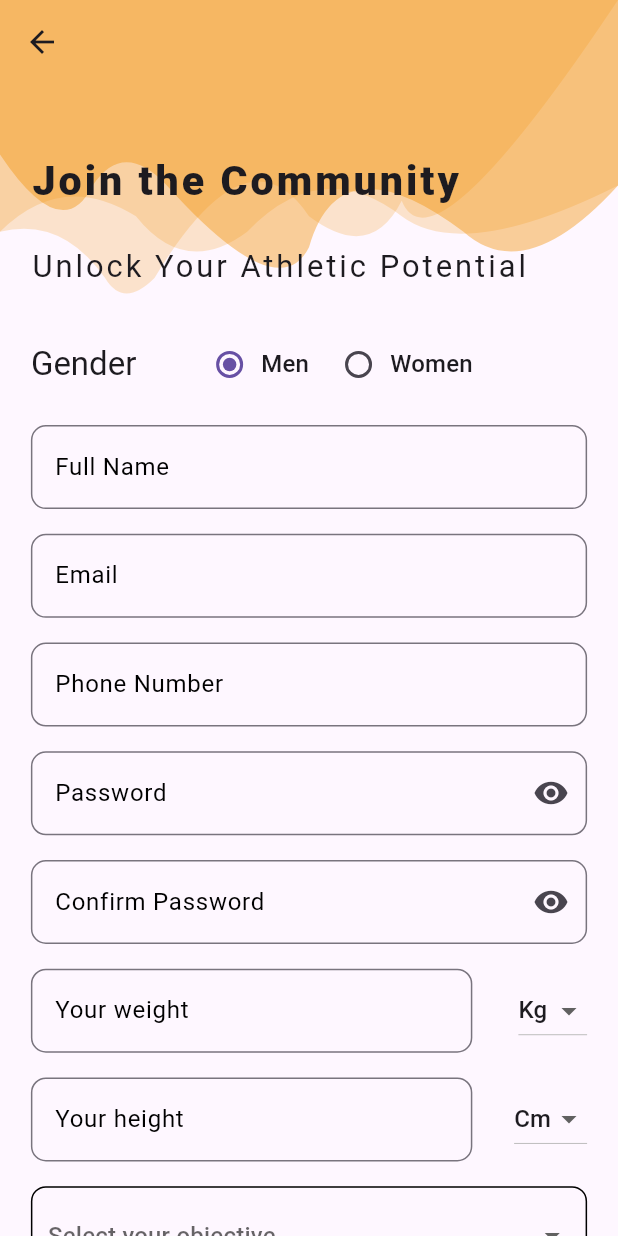
After one commit to ReflectIQBusiness/sportify, a Flutter app: the Inscription screen opened by its route, after a tap on "Men", on a phone screen of 412 x 824 dp. The commit adds this screen. Run offline on Flutter 3.47's test engine with Material 2 defaults, Android fonts, the phone set to English and light mode, and no system bars; our stand-ins replace flutter_svg, get.

Commit message:
register page'

```diff
--- a/lib/constants/colors.dart
+++ b/lib/constants/colors.dart
@@ -1,3 +1,4 @@
 import 'package:flutter/material.dart';
 
 Color orangeCustom = Color(0xfff18f01);
+Color purpleCustom = Color(0xff5c1e8a);
--- /dev/null
+++ b/lib/constants/paints/curve_paint.dart
@@ -0,0 +1,51 @@
+import 'package:flutter/material.dart';
+import 'package:sportapplication/constants/colors.dart';
+
+class CurvePainter extends CustomPainter {
+  @override
+  void paint(Canvas canvas, Size size) {
+    Path path = Path();
+    Paint paint = Paint();
+
+    path.lineTo(0, size.height * 0.75);
+    path.quadraticBezierTo(size.width * 0.10, size.height * 0.70, size.width * 0.17, size.height * 0.90);
+    path.quadraticBezierTo(size.width * 0.20, size.height, size.width * 0.25, size.height * 0.90);
+    path.quadraticBezierTo(size.width * 0.40, size.height * 0.40, size.width * 0.50, size.height * 0.70);
+    path.quadraticBezierTo(size.width * 0.60, size.height * 0.85, size.width * 0.65, size.height * 0.65);
+    path.quadraticBezierTo(size.width * 0.70, size.height * 0.90, size.width, 0);
+    path.close();
+
+    paint.color = orangeCustom.withOpacity(0.2);
+    canvas.drawPath(path, paint);
+
+    path = Path();
+    path.lineTo(0, size.height * 0.50);
+    path.quadraticBezierTo(size.width * 0.10, size.height * 0.80, size.width * 0.15, size.height * 0.60);
+    path.quadraticBezierTo(size.width * 0.20, size.height * 0.45, size.width * 0.27, size.height * 0.60);
+    path.quadraticBezierTo(size.width * 0.45, size.height, size.width * 0.50, size.height * 0.80);
+    path.quadraticBezierTo(size.width * 0.55, size.height * 0.45, size.width * 0.75, size.height * 0.75);
+    path.quadraticBezierTo(size.width * 0.85, size.height * 0.93, size.width, size.height * 0.60);
+    path.lineTo(size.width, 0);
+    path.close();
+
+    paint.color = orangeCustom.withOpacity(0.4);
+    canvas.drawPath(path, paint);
+
+    path = Path();
+    path.lineTo(0, size.height * 0.75);
+    path.quadraticBezierTo(size.width * 0.10, size.height * 0.55, size.width * 0.22, size.height * 0.70);
+    path.quadraticBezierTo(size.width * 0.30, size.height * 0.90, size.width * 0.40, size.height * 0.75);
+    path.quadraticBezierTo(size.width * 0.52, size.height * 0.50, size.width * 0.65, size.height * 0.70);
+    path.quadraticBezierTo(size.width * 0.75, size.height * 0.85, size.width, size.height * 0.60);
+    path.lineTo(size.width, 0);
+    path.close();
+
+    paint.color = orangeCustom.withOpacity(0.2);
+    canvas.drawPath(path, paint);
+  }
+
+  @override
+  bool shouldRepaint(CustomPainter oldDelegate) {
+    return oldDelegate != this;
+  }
+}
--- a/lib/constants/routes.dart
+++ b/lib/constants/routes.dart
@@ -1,4 +1,5 @@
 import 'package:get/route_manager.dart';
+import 'package:sportapplication/views/inscription.dart';
 import 'package:sportapplication/views/introduction_screen.dart';
 import 'package:sportapplication/views/login.dart';
 import 'package:sportapplication/views/splash_screen.dart';
@@ -19,5 +20,11 @@ var routes = [
     page: () => Login(),
     transition: Transition.leftToRightWithFade,
     transitionDuration: Duration(milliseconds: 400),
-  )
+  ),
+  GetPage(
+    name: Inscription.routeName,
+    page: () => Inscription(),
+    transition: Transition.leftToRightWithFade,
+    transitionDuration: Duration(milliseconds: 400),
+  ),
 ];
--- /dev/null
+++ b/lib/controller/inscription_screen_controller.dart
@@ -0,0 +1,56 @@
+import 'package:flutter/material.dart';
+import 'package:get/get.dart';
+
+class InscriptionScreenController extends GetxController {
+  TextEditingController fullNameController = TextEditingController();
+  TextEditingController emailController = TextEditingController();
+  TextEditingController phoneController = TextEditingController();
+  TextEditingController weightController = TextEditingController();
+  TextEditingController heightController = TextEditingController();
+  TextEditingController passwordController = TextEditingController();
+  TextEditingController confirmPasswordController = TextEditingController();
+
+  RxString selectedValue = "men".obs;
+  RxString selectedWeightValue = "Kg".obs;
+  RxString selectedHeightValue = "Cm".obs;
+  Rxn<String> selectedObjectif = Rxn<String>();
+
+  RxBool acceptTerms = false.obs;
+  RxBool visible = false.obs;
+  RxBool visibleConfirm = false.obs;
+
+  changeSelectedValue(val) {
+    selectedValue.value = val;
+    selectedValue.refresh();
+  }
+
+  changeSelectedWeightValue(val) {
+    selectedWeightValue.value = val;
+    selectedWeightValue.refresh();
+  }
+
+  changeSelectedHeightValue(val) {
+    selectedHeightValue.value = val;
+    selectedHeightValue.refresh();
+  }
+
+  changeSelectedObjectif(val) {
+    selectedObjectif.value = val;
+    selectedObjectif.refresh();
+  }
+
+  changeAcceptTerms() {
+    acceptTerms.value = !acceptTerms.value;
+    acceptTerms.refresh();
+  }
+
+  showPassword() {
+    visible.value = !visible.value;
+    visible.refresh();
+  }
+
+  showPasswordConfirm() {
+    visibleConfirm.value = !visibleConfirm.value;
+    visibleConfirm.refresh();
+  }
+}
--- a/lib/controller/login_controller.dart
+++ b/lib/controller/login_controller.dart
@@ -1,5 +1,6 @@
 import 'package:flutter/material.dart';
 import 'package:get/get.dart';
+import 'package:sportapplication/views/inscription.dart';
 
 class LoginController extends GetxController {
   TextEditingController emailController = TextEditingController();
@@ -9,4 +10,8 @@ class LoginController extends GetxController {
     visible.value = !visible.value;
     visible.refresh();
   }
+
+  goToInscription() {
+    Get.toNamed(Inscription.routeName);
+  }
 }
--- /dev/null
+++ b/lib/views/inscription.dart
@@ -0,0 +1,399 @@
+import 'package:flutter/gestures.dart';
+import 'package:flutter/material.dart';
+import 'package:get/get.dart';
+import 'package:sportapplication/constants/colors.dart';
+import 'package:sportapplication/constants/paints/curve_paint.dart';
+import 'package:sportapplication/controller/inscription_screen_controller.dart';
+
+class Inscription extends StatelessWidget {
+  Inscription({super.key});
+  static const routeName = "/inscription";
+  final InscriptionScreenController controller = Get.put(InscriptionScreenController());
+  final TextStyle styleLabel = const TextStyle(color: Colors.black);
+  final OutlineInputBorder borderStyle = OutlineInputBorder(
+    borderRadius: BorderRadius.circular(10),
+    borderSide: const BorderSide(color: Colors.black, width: 1),
+  );
+  final OutlineInputBorder focusBorderLabel = OutlineInputBorder(
+    borderRadius: BorderRadius.circular(10),
+    borderSide: const BorderSide(color: Colors.black, width: 2),
+  );
+  @override
+  Widget build(BuildContext context) {
+    return GestureDetector(
+      onTap: () => FocusScope.of(context).unfocus(),
+      child: Scaffold(
+        extendBodyBehindAppBar: true,
+        appBar: AppBar(
+          elevation: 0,
+          backgroundColor: Colors.transparent,
+        ),
+        body: Stack(
+          children: [
+            CustomPaint(
+              painter: CurvePainter(),
+              child: Container(height: Get.height / 4),
+            ),
+            SingleChildScrollView(
+              padding: EdgeInsets.only(
+                left: Get.width / 20,
+                right: Get.width / 20,
+                top: Get.height / 8,
+              ),
+              child: Column(
+                mainAxisAlignment: MainAxisAlignment.center,
+                crossAxisAlignment: CrossAxisAlignment.start,
+                children: [
+                  Text(
+                    "Join the Community",
+                    style: Get.textTheme.headlineLarge,
+                  ),
+                  SizedBox(
+                    height: Get.height / 30,
+                  ),
+                  Text(
+                    "Unlock Your Athletic Potential",
+                    style: Get.textTheme.headlineMedium,
+                  ),
+                  SizedBox(
+                    height: Get.height / 30,
+                  ),
+                  Obx(
+                    () => createForm(),
+                  ),
+                ],
+              ),
+            ),
+          ],
+        ),
+      ),
+    );
+  }
+
+  Widget createForm() {
+    return Form(
+      child: Column(
+        children: [
+          createGenderRow(),
+          createDividerSizedBox(),
+          createFullNameField(),
+          createDividerSizedBox(),
+          createEmailField(),
+          createDividerSizedBox(),
+          createPhoneNumberField(),
+          createDividerSizedBox(),
+          createPasswordField(),
+          createDividerSizedBox(),
+          createConfirmPasswordField(),
+          createDividerSizedBox(),
+          createWeightRow(),
+          createDividerSizedBox(),
+          createHeightRow(),
+          createDividerSizedBox(),
+          createObjectifDropDown(),
+          createDividerSizedBox(),
+          createAcceptTermsRow(),
+          createDividerSizedBox(),
+          createRegisterButton(),
+          createDividerSizedBox(),
+        ],
+      ),
+    );
+  }
+
+  Widget createDividerSizedBox() {
+    return SizedBox(
+      height: Get.height / 50,
+    );
+  }
+
+  Widget createRegisterButton() {
+    return ElevatedButton(
+      onPressed: () {},
+      style: ElevatedButton.styleFrom(
+        minimumSize: Size(Get.width, 50),
+        backgroundColor: orangeCustom,
+        shape: RoundedRectangleBorder(
+          borderRadius: BorderRadius.circular(10),
+        ),
+      ),
+      child: Text(
+        "Register",
+        style: TextStyle(color: Colors.white, fontSize: Get.width / 20),
+      ),
+    );
+  }
+
+  Widget createAcceptTermsRow() {
+    return Row(
+      children: [
+        Checkbox(
+          value: controller.acceptTerms.value,
+          onChanged: (val) => controller.changeAcceptTerms(),
+        ),
+        SizedBox(
+          width: Get.width / 1.5,
+          child: RichText(
+              text: TextSpan(children: [
+            TextSpan(
+              text: "I read and accept the ",
+              style: Get.textTheme.titleMedium,
+            ),
+            TextSpan(
+              text: "Terms",
+              recognizer: TapGestureRecognizer()..onTap = () => {},
+              style: Get.textTheme.titleMedium!.copyWith(
+                decoration: TextDecoration.underline,
+                fontWeight: FontWeight.bold,
+              ),
+            ),
+            TextSpan(
+              text: " and ",
+              style: Get.textTheme.titleMedium,
+            ),
+            TextSpan(
+              text: "Conditions",
+              recognizer: TapGestureRecognizer()..onTap = () => {},
+              style: Get.textTheme.titleMedium!.copyWith(
+                decoration: TextDecoration.underline,
+                fontWeight: FontWeight.bold,
+              ),
+            ),
+          ])),
+        ),
+      ],
+    );
+  }
+
+  Widget createObjectifDropDown() {
+    return Container(
+      width: Get.width,
+      padding: EdgeInsets.symmetric(vertical: Get.width / 50, horizontal: Get.width / 40),
+      decoration: BoxDecoration(
+        borderRadius: BorderRadius.circular(10),
+        border: Border.all(color: Colors.black),
+      ),
+      child: DropdownButton(
+        isExpanded: true,
+        underline: const SizedBox(),
+        value: controller.selectedObjectif.value,
+        hint: const Text("Select your objective"),
+        items: <String>['Loose weight', 'Gain Muscle', 'Maintain your weight'].map<DropdownMenuItem<String>>((String value) {
+          return DropdownMenuItem<String>(
+            value: value,
+            child: Text(
+              value,
+            ),
+          );
+        }).toList(),
+        borderRadius: BorderRadius.circular(10),
+        style: Get.textTheme.titleMedium,
+        onChanged: (val) => controller.changeSelectedObjectif(val),
+      ),
+    );
+  }
+
+  Widget createHeightRow() {
+    return Row(
+      mainAxisAlignment: MainAxisAlignment.spaceBetween,
+      children: [
+        SizedBox(
+          width: Get.width / 1.4,
+          child: TextField(
+            controller: controller.emailController,
+            keyboardType: TextInputType.number,
+            //text input type for number
+
+            textInputAction: TextInputAction.next,
+            decoration: InputDecoration(
+              labelText: "Your height",
+              hintText: "Enter your current height",
+              labelStyle: styleLabel,
+              border: borderStyle,
+              focusedBorder: focusBorderLabel,
+            ),
+          ),
+        ),
+        DropdownButton(
+          value: controller.selectedHeightValue.value,
+          items: <String>['Cm', 'Ft'].map<DropdownMenuItem<String>>((String value) {
+            return DropdownMenuItem<String>(
+              value: value,
+              child: Text(
+                value,
+              ),
+            );
+          }).toList(),
+          borderRadius: BorderRadius.circular(10),
+          style: Get.textTheme.titleMedium,
+          onChanged: (val) => controller.changeSelectedHeightValue(val),
+        )
+      ],
+    );
+  }
+
+  Widget createWeightRow() {
+    return Row(
+      mainAxisAlignment: MainAxisAlignment.spaceBetween,
+      children: [
+        SizedBox(
+          width: Get.width / 1.4,
+          child: TextField(
+            controller: controller.weightController,
+            textInputAction: TextInputAction.next,
+            decoration: InputDecoration(
+              labelText: "Your weight",
+              hintText: "Enter your current weight",
+              labelStyle: styleLabel,
+              border: borderStyle,
+              focusedBorder: focusBorderLabel,
+            ),
+          ),
+        ),
+        DropdownButton(
+          value: controller.selectedWeightValue.value,
+          items: <String>['lbs', 'Kg'].map<DropdownMenuItem<String>>((String value) {
+            return DropdownMenuItem<String>(
+              value: value,
+              child: Text(
+                value,
+              ),
+            );
+          }).toList(),
+          borderRadius: BorderRadius.circular(10),
+          style: Get.textTheme.titleMedium,
+          onChanged: (val) => controller.changeSelectedWeightValue(val),
+        )
+      ],
+    );
+  }
+
+  Widget createConfirmPasswordField() {
+    return TextField(
+      controller: controller.confirmPasswordController,
+      obscureText: !controller.visibleConfirm.value,
+      textInputAction: TextInputAction.next,
+      decoration: InputDecoration(
+        labelText: "Confirm Password",
+        hintText: "Enter your password again",
+        labelStyle: styleLabel,
+        border: borderStyle,
+        focusedBorder: focusBorderLabel,
+        suffixIcon: controller.visible.value
+            ? InkWell(
+                onTap: () {
+                  controller.showPasswordConfirm();
+                },
+                child: const Icon(Icons.visibility_off),
+              )
+            : InkWell(
+                onTap: () {
+                  controller.showPasswordConfirm();
+                },
+                child: const Icon(Icons.visibility),
+              ),
+      ),
+    );
+  }
+
+  Widget createPasswordField() {
+    return TextField(
+      controller: controller.passwordController,
+      obscureText: !controller.visible.value,
+      decoration: InputDecoration(
+        labelText: "Password",
+        hintText: "Enter your password",
+        suffixIcon: controller.visible.value
+            ? InkWell(
+                onTap: () {
+                  controller.showPassword();
+                },
+                child: const Icon(Icons.visibility_off),
+              )
+            : InkWell(
+                onTap: () {
+                  controller.showPassword();
+                },
+                child: const Icon(Icons.visibility),
+              ),
+        labelStyle: styleLabel,
+        border: borderStyle,
+        focusedBorder: focusBorderLabel,
+      ),
+    );
+  }
+
+  TextField createPhoneNumberField() {
+    return TextField(
+      controller: controller.phoneController,
+      textInputAction: TextInputAction.next,
+      decoration: InputDecoration(
+        labelText: "Phone Number",
+        hintText: "Enter your phone Number",
+        labelStyle: styleLabel,
+        border: borderStyle,
+        focusedBorder: focusBorderLabel,
+      ),
+    );
+  }
+
+  Widget createEmailField() {
+    return TextField(
+      controller: controller.emailController,
+      textInputAction: TextInputAction.next,
+      decoration: InputDecoration(
+        labelText: "Email",
+        hintText: "Enter your email",
+        labelStyle: styleLabel,
+        border: borderStyle,
+        focusedBorder: focusBorderLabel,
+      ),
+    );
+  }
+
+  Widget createFullNameField() {
+    return TextField(
+      controller: controller.fullNameController,
+      textInputAction: TextInputAction.next,
+      decoration: InputDecoration(
+        labelText: "Full Name",
+        hintText: "Enter your full name",
+        labelStyle: styleLabel,
+        border: borderStyle,
+        focusedBorder: focusBorderLabel,
+      ),
+    );
+  }
+
+  Widget createGenderRow() {
+    return Row(
+      children: [
+        Text(
+          "Gender",
+          style: Get.textTheme.titleLarge,
+        ),
+        SizedBox(
+          width: Get.width / 10,
+        ),
+        RadioMenuButton(
+          value: "men",
+          groupValue: controller.selectedValue.value,
+          onChanged: (value) => controller.changeSelectedValue(value),
+          child: Text(
+            'Men',
+            style: Get.textTheme.titleMedium,
+          ),
+        ),
+        RadioMenuButton(
+          value: "women",
+          groupValue: controller.selectedValue.value,
+          onChanged: (value) => controller.changeSelectedValue(value),
+          child: Text(
+            'Women',
+            style: Get.textTheme.titleMedium,
+          ),
+        ),
+      ],
+    );
+  }
+}
--- a/lib/views/login.dart
+++ b/lib/views/login.dart
@@ -1,3 +1,4 @@
+import 'package:flutter/gestures.dart';
 import 'package:flutter/material.dart';
 import 'package:flutter_svg/flutter_svg.dart';
 import 'package:get/get.dart';
@@ -96,7 +97,7 @@ class Login extends StatelessWidget {
           text: TextSpan(style: const TextStyle(color: Colors.black), children: [
         const TextSpan(text: "You haven't account? "),
         TextSpan(
-          onEnter: (event) => {},
+          recognizer: TapGestureRecognizer()..onTap = () => controller.goToInscription(),
           text: "Register",
           style: const TextStyle(
             decoration: TextDecoration.underline,
```
